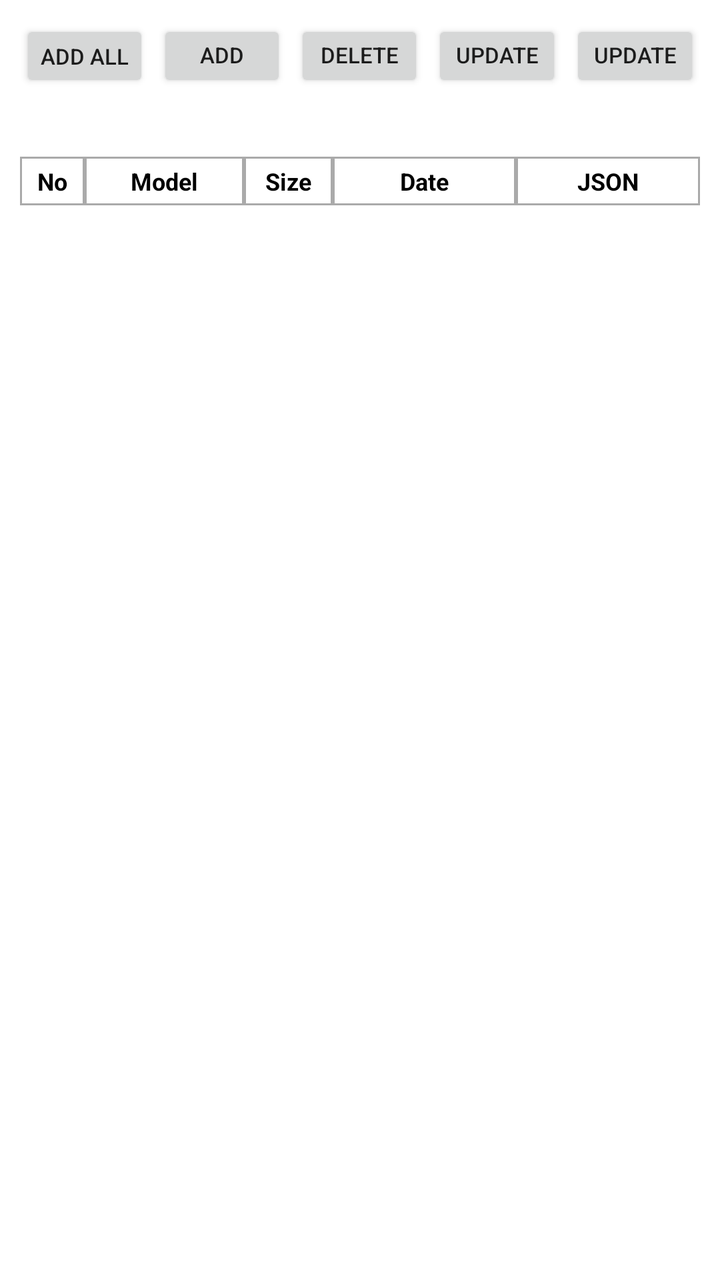
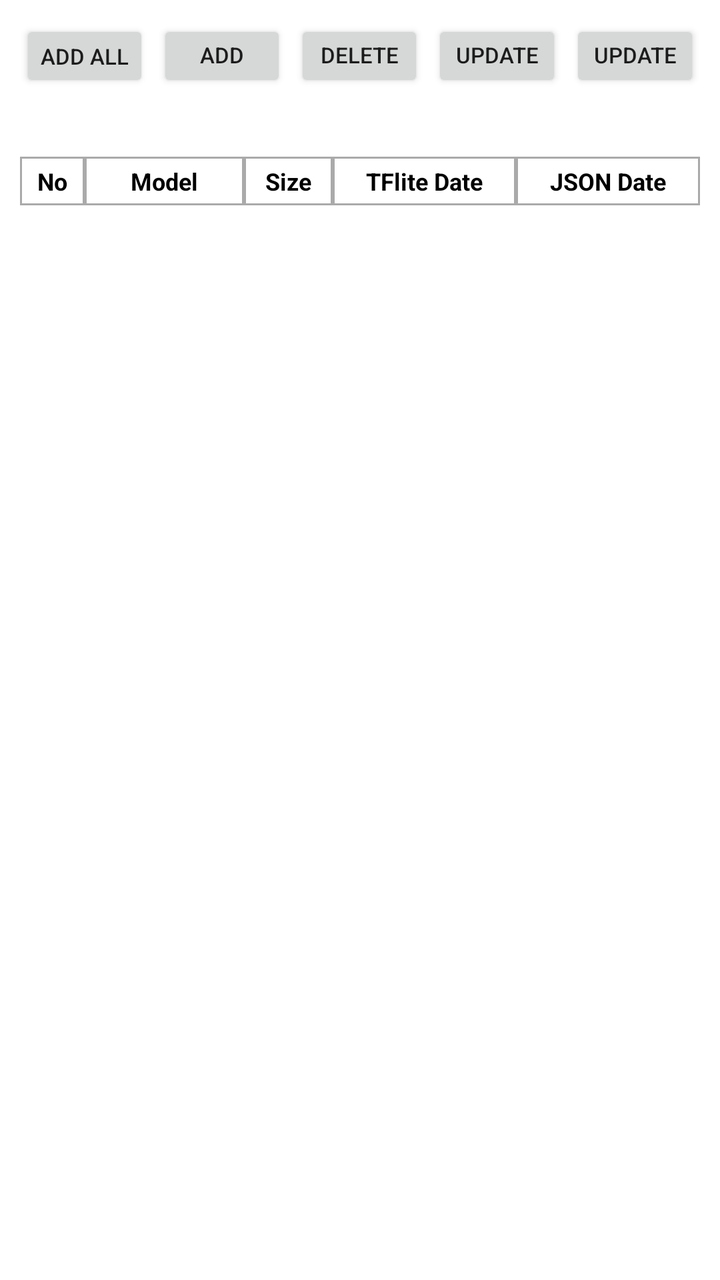

Two renders of the same Android screen: before a commit and after it. Below are the layout's source before the change and the commit's diff.
<!-- AndroidManifest.xml: activity theme Theme.AIRuler.Settings -->
<!-- res/layout/activity_model_update.xml -->
<?xml version="1.0" encoding="utf-8"?>
<LinearLayout xmlns:android="http://schemas.android.com/apk/res/android"
    android:layout_width="match_parent"
    android:layout_height="match_parent"
    android:orientation="vertical"
    android:background="@android:color/white"
    android:padding="10dp">

    
    <LinearLayout
        android:layout_width="match_parent"
        android:layout_height="wrap_content"
        android:orientation="horizontal"
        android:gravity="center_vertical">

        <Button
            android:id="@+id/btnAddAll"
            android:layout_width="0dp"
            android:layout_height="36dp"
            android:layout_weight="1"
            android:minWidth="0dp"
            android:paddingStart="4dp"
            android:paddingEnd="4dp"
            android:textSize="11sp"
            android:text="Add All"
            android:layout_marginEnd="4dp" />

        <Button
            android:id="@+id/btnAddModel"
            android:layout_width="0dp"
            android:layout_height="36dp"
            android:layout_weight="1"
            android:minWidth="0dp"
            android:paddingStart="4dp"
            android:paddingEnd="4dp"
            android:textSize="11sp"
            android:text="Add Model"
            android:layout_marginEnd="4dp" />

        <Button
            android:id="@+id/btnDeleteSelected"
            android:layout_width="0dp"
            android:layout_height="36dp"
            android:layout_weight="1"
            android:minWidth="0dp"
            android:paddingStart="4dp"
            android:paddingEnd="4dp"
            android:textSize="11sp"
            android:text="Delete Selected"
            android:layout_marginEnd="4dp" />

        <Button
            android:id="@+id/btnUpdateSelected"
            android:layout_width="0dp"
            android:layout_height="36dp"
            android:layout_weight="1"
            android:minWidth="0dp"
            android:paddingStart="4dp"
            android:paddingEnd="4dp"
            android:textSize="11sp"
            android:text="Update Selected"
            android:layout_marginEnd="4dp" />

        <Button
            android:id="@+id/btnUpdateAll"
            android:layout_width="0dp"
            android:layout_height="36dp"
            android:layout_weight="1"
            android:minWidth="0dp"
            android:paddingStart="4dp"
            android:paddingEnd="4dp"
            android:textSize="11sp"
            android:text="Update All" />

    </LinearLayout>

    
    <LinearLayout
        android:layout_width="match_parent"
        android:layout_height="wrap_content"
        android:orientation="horizontal"
        android:gravity="center_vertical"
        android:layout_marginTop="8dp">

        <TextView
            android:id="@+id/txtJobStatus"
            android:layout_width="0dp"
            android:layout_height="wrap_content"
            android:layout_weight="1"
            android:text=""
            android:textSize="12sp"
            android:textColor="@android:color/black" />

        <ProgressBar
            android:id="@+id/progressBar"
            android:layout_width="wrap_content"
            android:layout_height="wrap_content"
            android:visibility="gone" />

    </LinearLayout>

    
    <LinearLayout
        android:id="@+id/sortHeader"
        android:layout_width="match_parent"
        android:layout_height="wrap_content"
        android:orientation="horizontal"
        android:layout_marginTop="8dp">

        <TextView
            android:id="@+id/hNo"
            android:layout_width="0dp"
            android:layout_height="wrap_content"
            android:layout_weight="0.55"
            android:background="@drawable/bg_table_cell"
            android:gravity="center"
            android:textStyle="bold"
            android:textSize="12sp"
            android:textColor="@android:color/black"
            android:text="No" />

        <TextView
            android:id="@+id/hModel"
            android:layout_width="0dp"
            android:layout_height="wrap_content"
            android:layout_weight="1.35"
            android:background="@drawable/bg_table_cell"
            android:gravity="center"
            android:textStyle="bold"
            android:textSize="12sp"
            android:textColor="@android:color/black"
            android:text="Model" />

        <TextView
            android:id="@+id/hSize"
            android:layout_width="0dp"
            android:layout_height="wrap_content"
            android:layout_weight="0.75"
            android:background="@drawable/bg_table_cell"
            android:gravity="center"
            android:textStyle="bold"
            android:textSize="12sp"
            android:textColor="@android:color/black"
            android:text="Size" />

        <TextView
            android:id="@+id/hDate"
            android:layout_width="0dp"
            android:layout_height="wrap_content"
            android:layout_weight="1.55"
            android:background="@drawable/bg_table_cell"
            android:gravity="center"
            android:textStyle="bold"
            android:textSize="12sp"
            android:textColor="@android:color/black"
            android:text="Date" />

        <TextView
            android:id="@+id/hJson"
            android:layout_width="0dp"
            android:layout_height="wrap_content"
            android:layout_weight="1.55"
            android:background="@drawable/bg_table_cell"
            android:gravity="center"
            android:textStyle="bold"
            android:textSize="12sp"
            android:textColor="@android:color/black"
            android:text="JSON" />

    </LinearLayout>

    <androidx.recyclerview.widget.RecyclerView
        android:id="@+id/recyclerTable"
        android:layout_width="match_parent"
        android:layout_height="0dp"
        android:layout_weight="1"
        android:layout_marginTop="2dp"
        android:clipToPadding="false" />

</LinearLayout>
<!-- resources referenced by this layout -->
<resources>
  <!-- drawable bg_table_cell (drawable) -->
  <?xml version="1.0" encoding="utf-8"?>
  <shape xmlns:android="http://schemas.android.com/apk/res/android">
      <solid android:color="@android:color/transparent" />
      <stroke
          android:width="1dp"
          android:color="@android:color/darker_gray" />
      <padding
          android:left="4dp"
          android:top="4dp"
          android:right="4dp"
          android:bottom="4dp" />
  </shape>
  <style name="Theme.AIRuler.Settings" parent="Theme.MaterialComponents.DayNight.NoActionBar">
          <item name="android:statusBarColor">#424242</item>
      </style>
</resources>

<!-- the commit's change to res/layout/activity_model_update.xml (unified diff, before → after) -->
@@ -153,7 +153,7 @@
             android:textStyle="bold"
             android:textSize="12sp"
             android:textColor="@android:color/black"
-            android:text="Date" />
+            android:text="TFlite Date" />
 
         <TextView
             android:id="@+id/hJson"
@@ -165,7 +165,7 @@
             android:textStyle="bold"
             android:textSize="12sp"
             android:textColor="@android:color/black"
-            android:text="JSON" />
+            android:text="JSON Date" />
 
     </LinearLayout>
 
